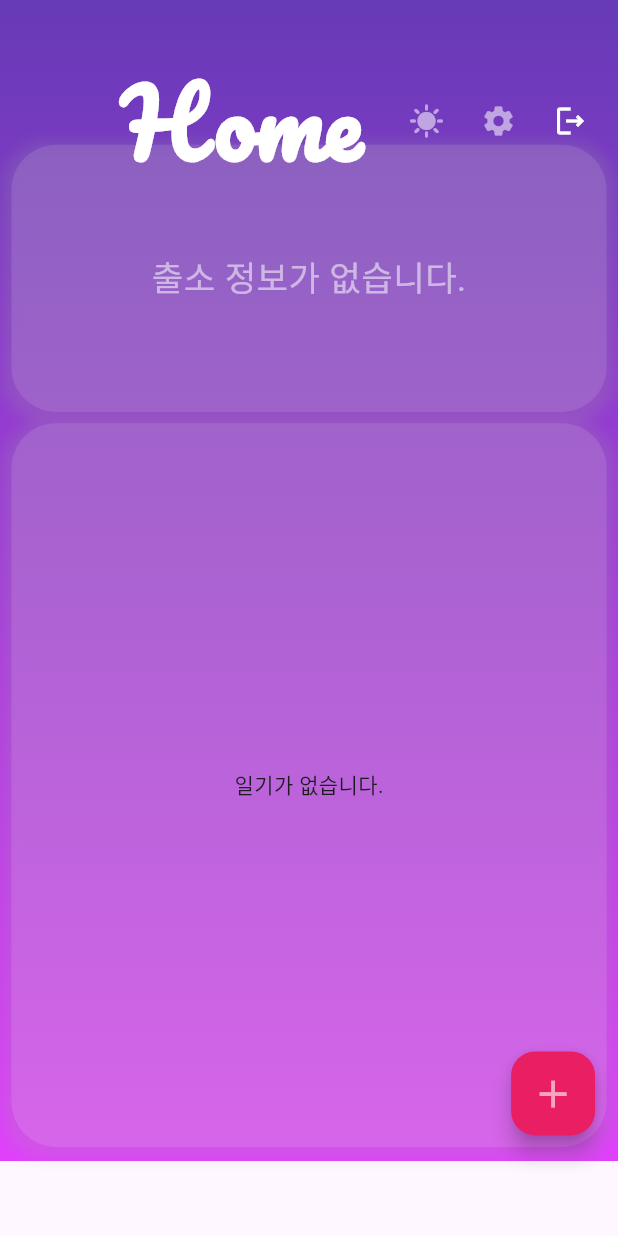
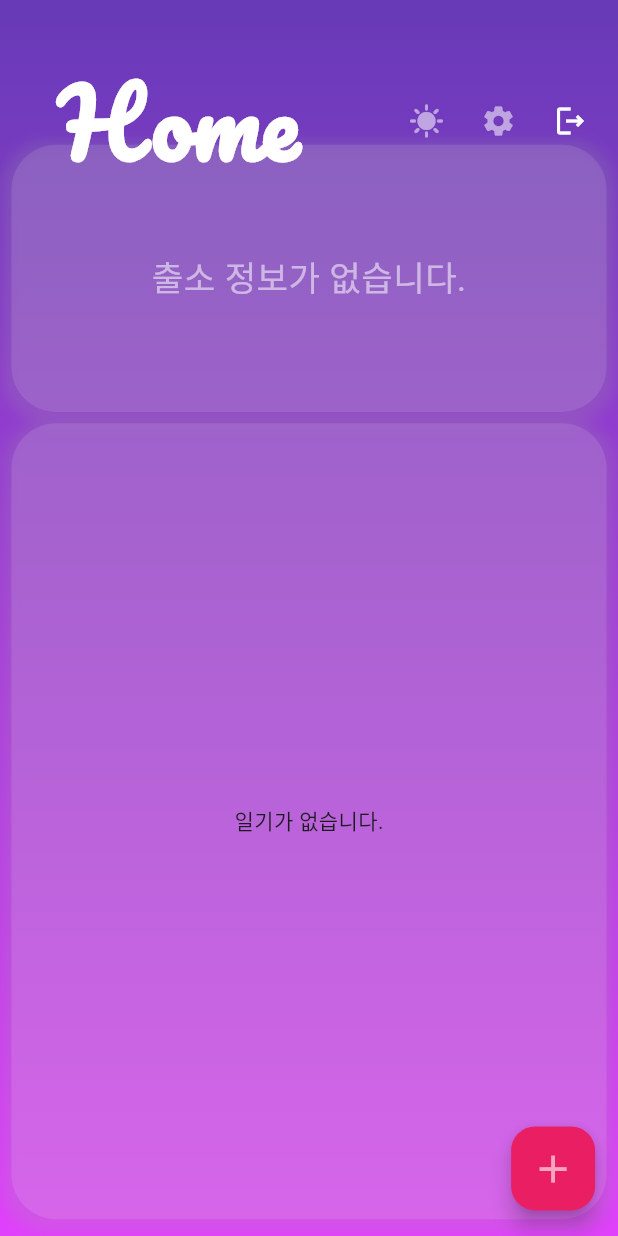
Before and after one commit to maccreyLim/Navi-Diary, a Flutter app: the screen it shows once a user with an empty profile is signed in, on a phone screen of 412 x 824 dp. Run offline on Flutter 3.47's test engine with Material 3 defaults, Android fonts, the phone set to English and light mode, and no system bars; drawn by our look-alikes of google_mobile_ads; our stand-ins replace cloud_firestore, firebase_auth, firebase_core, firebase_messaging, firebase_storage, flutter_image_compress and 13 more; missing offline and left inert: flutter_email_sender, webview_flutter_android, webview_flutter_wkwebview; accounts and stored records are empty.

Commit message:
20240331_02

```diff
--- a/lib/main.dart
+++ b/lib/main.dart
@@ -7,7 +7,6 @@ import 'package:navi_diary/firebase_options.dart';
 import 'package:navi_diary/scr/login_screen.dart';
 import 'package:flutter/services.dart';
 import 'package:google_mobile_ads/google_mobile_ads.dart';
-import 'package:navi_diary/widget/w.fcm.dart';
 import 'package:navi_diary/widget/w.notification.dart';
 
 void main() async {
--- a/lib/scr/home_screen.dart
+++ b/lib/scr/home_screen.dart
@@ -12,7 +12,6 @@ import 'package:navi_diary/scr/weather_loading.dart';
 import 'package:navi_diary/widget/diary_list_widget.dart';
 import 'package:navi_diary/scr/login_screen.dart';
 import 'package:navi_diary/scr/setting_screen.dart';
-import 'package:navi_diary/widget/w.banner_ad.dart';
 import 'package:navi_diary/widget/w.fcm.dart';
 import 'package:navi_diary/widget/w.interstitle_ad_example.dart';
 
@@ -317,6 +316,7 @@ class _HomeScreenState extends State<HomeScreen> {
                 crossAxisAlignment: CrossAxisAlignment.start,
                 children: [
                   Row(
+                    mainAxisAlignment: MainAxisAlignment.spaceBetween,
                     children: [
                       Text(
                         'Home',
@@ -327,7 +327,7 @@ class _HomeScreenState extends State<HomeScreen> {
                         ),
                       ),
                       SizedBox(
-                        width: 50.w,
+                        width: 160.w,
                       ),
                       IconButton(
                         onPressed: () {
@@ -409,10 +409,6 @@ class _HomeScreenState extends State<HomeScreen> {
           ],
         ),
       ),
-      bottomNavigationBar: SizedBox(
-        width: double.infinity,
-        child: BannerAdExample(),
-      ),
     );
   }
 }
@@ -466,7 +462,7 @@ class DiaryScreenForm extends StatelessWidget {
       left: 40.w, // 조정 가능한 값
       child: Container(
         width: 1000.w,
-        height: 1220.h,
+        height: 1350.h,
         //일기장 리스트
         child: const DiaryListWidget(),
       ),
@@ -488,7 +484,7 @@ class DownScreenForm extends StatelessWidget {
       child: Center(
         child: Container(
           width: 1040.w,
-          height: 1300.h,
+          height: 1430.h,
           decoration: BoxDecoration(
             color: Colors.white.withOpacity(0.1),
             boxShadow: [
--- a/lib/widget/diary_list_widget.dart
+++ b/lib/widget/diary_list_widget.dart
@@ -5,6 +5,7 @@ import 'package:intl/intl.dart';
 import 'package:navi_diary/controller/diary_controller.dart';
 import 'package:navi_diary/model/diary_model.dart';
 import 'package:navi_diary/scr/update_diary_screen.dart';
+import 'package:navi_diary/widget/w.banner_ad.dart';
 
 class DiaryListWidget extends StatefulWidget {
   const DiaryListWidget({Key? key}) : super(key: key);
@@ -135,10 +136,10 @@ class _DiaryListWidgetState extends State<DiaryListWidget> {
                             height: 100.w,
                           ),
                           // 광고를 하나걸러서 나오도록 설정
-                          // if (index % 2 == 0)
-                          //   SizedBox(
-                          //       width: double.infinity,
-                          //       child: BannerAdExample()),
+                          if (index % 2 == 0)
+                            SizedBox(
+                                width: double.infinity,
+                                child: BannerAdExample()),
                           const Divider(),
                           SizedBox(
                             height: 10.w,
--- a/pubspec.yaml
+++ b/pubspec.yaml
@@ -16,7 +16,7 @@ publish_to: 'none' # Remove this line if you wish to publish to pub.dev
 # https://developer.apple.com/library/archive/documentation/General/Reference/InfoPlistKeyReference/Articles/CoreFoundationKeys.html
 # In Windows, build-name is used as the major, minor, and patch parts
 # of the product and file versions while build-number is used as the build suffix.
-version: 1.5.2+20
+version: 1.5.2+21
 
 environment:
   sdk: '>=3.2.1 <4.0.0'
```
